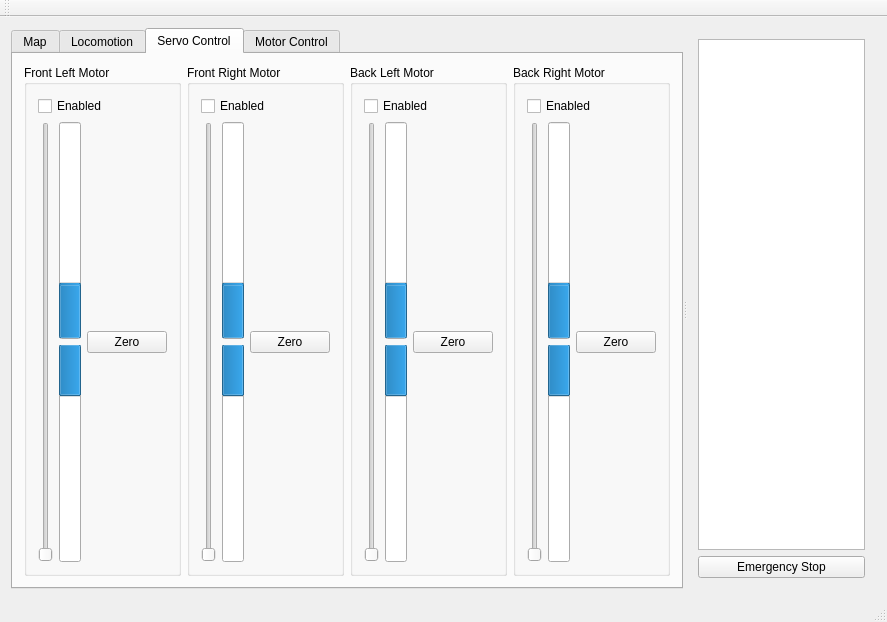
Above: client/mainwindow.ui from CWRUbotix/NASA-RMC-2017 before the change. Below: the same form after it.
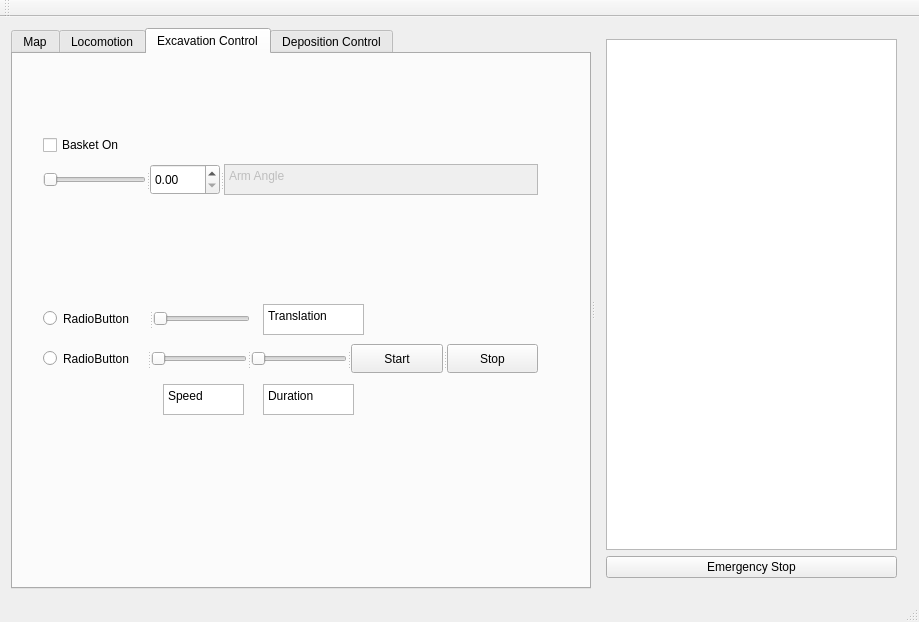
That is the form after the change. The open tabs and pages were chosen to show the change.

Patch:
```diff
--- a/client/mainwindow.ui
+++ b/client/mainwindow.ui
@@ -6,7 +6,7 @@
    <rect>
     <x>0</x>
     <y>0</y>
-    <width>887</width>
+    <width>919</width>
     <height>622</height>
    </rect>
   </property>
@@ -22,7 +22,7 @@
       </property>
       <widget class="QTabWidget" name="tabWidget">
        <property name="currentIndex">
-        <number>1</number>
+        <number>2</number>
        </property>
        <widget class="QWidget" name="tab_Map">
         <attribute name="title">
@@ -335,44 +335,29 @@
                </property>
                <layout class="QHBoxLayout" name="horizontalLayout_15">
                 <item>
-                 <layout class="QVBoxLayout" name="verticalLayout_16">
-                  <item>
-                   <layout class="QHBoxLayout" name="horizontalLayout_14">
-                    <item>
-                     <widget class="QLabel" name="label_7">
-                      <property name="text">
-                       <string>Duration</string>
-                      </property>
-                     </widget>
-                    </item>
-                    <item>
-                     <widget class="QSlider" name="locomotion_DurationSlider">
-                      <property name="orientation">
-                       <enum>Qt::Horizontal</enum>
-                      </property>
-                     </widget>
-                    </item>
-                   </layout>
-                  </item>
-                  <item>
-                   <layout class="QHBoxLayout" name="horizontalLayout_13">
-                    <item>
-                     <widget class="QLabel" name="label_6">
-                      <property name="text">
-                       <string>Speed</string>
-                      </property>
-                     </widget>
-                    </item>
-                    <item>
-                     <widget class="QSlider" name="locomotion_SpeedSlider">
-                      <property name="orientation">
-                       <enum>Qt::Horizontal</enum>
-                      </property>
-                     </widget>
-                    </item>
-                   </layout>
-                  </item>
-                 </layout>
+                 <layout class="QVBoxLayout" name="verticalLayout_16"/>
+                </item>
+                <item>
+                 <widget class="QTabWidget" name="tabWidget_2">
+                  <property name="currentIndex">
+                   <number>2</number>
+                  </property>
+                  <widget class="QWidget" name="Config1">
+                   <attribute name="title">
+                    <string>Config1</string>
+                   </attribute>
+                  </widget>
+                  <widget class="QWidget" name="Config2">
+                   <attribute name="title">
+                    <string>Config2</string>
+                   </attribute>
+                  </widget>
+                  <widget class="QWidget" name="Config3">
+                   <attribute name="title">
+                    <string>Config3</string>
+                   </attribute>
+                  </widget>
+                 </widget>
                 </item>
                 <item>
                  <layout class="QVBoxLayout" name="verticalLayout_3">
@@ -430,402 +415,201 @@
          </item>
         </layout>
        </widget>
-       <widget class="QWidget" name="tab_ServoControl">
+       <widget class="QWidget" name="tab_ExcavationControl">
         <attribute name="title">
-         <string>Servo Control</string>
+         <string>Excavation Control</string>
         </attribute>
-        <layout class="QHBoxLayout" name="horizontalLayout">
-         <item>
-          <widget class="QGroupBox" name="groupBox_5">
-           <property name="title">
-            <string>Front Left Motor</string>
-           </property>
-           <layout class="QVBoxLayout" name="verticalLayout_7">
-            <item>
-             <widget class="QCheckBox" name="servo_FrontLeftEnableCheckBox">
-              <property name="text">
-               <string>Enabled</string>
-              </property>
-             </widget>
-            </item>
-            <item>
-             <layout class="QHBoxLayout" name="horizontalLayout_2">
-              <item>
-               <widget class="QSlider" name="servo_FrontLeftSpeedSlider">
-                <property name="orientation">
-                 <enum>Qt::Vertical</enum>
-                </property>
-               </widget>
-              </item>
-              <item>
-               <layout class="QVBoxLayout" name="verticalLayout_38">
-                <item>
-                 <widget class="QProgressBar" name="servo_FrontLeftForwardSpeedBar">
-                  <property name="value">
-                   <number>24</number>
-                  </property>
-                  <property name="orientation">
-                   <enum>Qt::Vertical</enum>
-                  </property>
-                  <property name="invertedAppearance">
-                   <bool>false</bool>
-                  </property>
-                 </widget>
-                </item>
-                <item>
-                 <widget class="QProgressBar" name="servo_FrontLeftReverseSpeedBar">
-                  <property name="value">
-                   <number>24</number>
-                  </property>
-                  <property name="orientation">
-                   <enum>Qt::Vertical</enum>
-                  </property>
-                  <property name="invertedAppearance">
-                   <bool>true</bool>
-                  </property>
-                 </widget>
-                </item>
-               </layout>
-              </item>
-              <item>
-               <widget class="QPushButton" name="servo_FrontLeftZeroButton">
-                <property name="text">
-                 <string>Zero</string>
-                </property>
-               </widget>
-              </item>
-             </layout>
-            </item>
-           </layout>
-          </widget>
-         </item>
-         <item>
-          <widget class="QGroupBox" name="groupBox_3">
-           <property name="title">
-            <string>Front Right Motor</string>
-           </property>
-           <layout class="QVBoxLayout" name="verticalLayout_14">
-            <item>
-             <widget class="QCheckBox" name="servo_FrontRightEnableCheckBox">
-              <property name="text">
-               <string>Enabled</string>
-              </property>
-             </widget>
-            </item>
-            <item>
-             <layout class="QHBoxLayout" name="horizontalLayout_18">
-              <item>
-               <widget class="QSlider" name="servo_FrontRightSpeedSlider">
-                <property name="orientation">
-                 <enum>Qt::Vertical</enum>
-                </property>
-               </widget>
-              </item>
-              <item>
-               <layout class="QVBoxLayout" name="verticalLayout_39">
-                <item>
-                 <widget class="QProgressBar" name="servo_FrontRightForwardSpeedBar">
-                  <property name="value">
-                   <number>24</number>
-                  </property>
-                  <property name="orientation">
-                   <enum>Qt::Vertical</enum>
-                  </property>
-                 </widget>
-                </item>
-                <item>
-                 <widget class="QProgressBar" name="servo_FrontRightReverseSpeedBar">
-                  <property name="value">
-                   <number>24</number>
-                  </property>
-                  <property name="orientation">
-                   <enum>Qt::Vertical</enum>
-                  </property>
-                  <property name="invertedAppearance">
-                   <bool>true</bool>
-                  </property>
-                 </widget>
-                </item>
-               </layout>
-              </item>
-              <item>
-               <widget class="QPushButton" name="servo_FrontRightZeroButton">
-                <property name="text">
-                 <string>Zero</string>
-                </property>
-               </widget>
-              </item>
-             </layout>
-            </item>
-           </layout>
-          </widget>
-         </item>
-         <item>
-          <widget class="QGroupBox" name="groupBox_4">
-           <property name="title">
-            <string>Back Left Motor</string>
-           </property>
-           <layout class="QVBoxLayout" name="verticalLayout_15">
-            <item>
-             <widget class="QCheckBox" name="servo_BackLeftEnableCheckBox">
-              <property name="text">
-               <string>Enabled</string>
-              </property>
-             </widget>
-            </item>
-            <item>
-             <layout class="QHBoxLayout" name="horizontalLayout_17">
-              <item>
-               <widget class="QSlider" name="servo_BackLeftSpeedSlider">
-                <property name="orientation">
-                 <enum>Qt::Vertical</enum>
-                </property>
-               </widget>
-              </item>
-              <item>
-               <layout class="QVBoxLayout" name="verticalLayout_40">
-                <item>
-                 <widget class="QProgressBar" name="servo_BackLeftForwardSpeedBar">
-                  <property name="value">
-                   <number>24</number>
-                  </property>
-                  <property name="orientation">
-                   <enum>Qt::Vertical</enum>
-                  </property>
-                 </widget>
-                </item>
-                <item>
-                 <widget class="QProgressBar" name="servo_BackLeftReverseSpeedBar">
-                  <property name="value">
-                   <number>24</number>
-                  </property>
-                  <property name="orientation">
-                   <enum>Qt::Vertical</enum>
-                  </property>
-                  <property name="invertedAppearance">
-                   <bool>true</bool>
-                  </property>
-                 </widget>
-                </item>
-               </layout>
-              </item>
-              <item>
-               <widget class="QPushButton" name="servo_BackLeftZeroButton">
-                <property name="text">
-                 <string>Zero</string>
-                </property>
-               </widget>
-              </item>
-             </layout>
-            </item>
-           </layout>
-          </widget>
-         </item>
-         <item>
-          <widget class="QGroupBox" name="groupBox_6">
-           <property name="title">
-            <string>Back Right Motor</string>
-           </property>
-           <layout class="QVBoxLayout" name="verticalLayout_17">
-            <item>
-             <widget class="QCheckBox" name="servo_BackRightEnableCheckBox">
-              <property name="text">
-               <string>Enabled</string>
-              </property>
-             </widget>
-            </item>
-            <item>
-             <layout class="QHBoxLayout" name="horizontalLayout_16">
-              <item>
-               <widget class="QSlider" name="servo_BackRightSpeedSlider">
-                <property name="orientation">
-                 <enum>Qt::Vertical</enum>
-                </property>
-               </widget>
-              </item>
-              <item>
-               <layout class="QVBoxLayout" name="verticalLayout_41">
-                <item>
-                 <widget class="QProgressBar" name="servo_BackRightForwardSpeedBar">
-                  <property name="value">
-                   <number>24</number>
-                  </property>
-                  <property name="orientation">
-                   <enum>Qt::Vertical</enum>
-                  </property>
-                 </widget>
-                </item>
-                <item>
-                 <widget class="QProgressBar" name="servo_BackRightReverseSpeedBar">
-                  <property name="value">
-                   <number>24</number>
-                  </property>
-                  <property name="orientation">
-                   <enum>Qt::Vertical</enum>
-                  </property>
-                  <property name="invertedAppearance">
-                   <bool>true</bool>
-                  </property>
-                 </widget>
-                </item>
-               </layout>
-              </item>
-              <item>
-               <widget class="QPushButton" name="servo_BackRightZeroButton">
-                <property name="text">
-                 <string>Zero</string>
-                </property>
-               </widget>
-              </item>
-             </layout>
-            </item>
-           </layout>
-          </widget>
-         </item>
-        </layout>
+        <widget class="QCheckBox" name="checkBox">
+         <property name="geometry">
+          <rect>
+           <x>30</x>
+           <y>80</y>
+           <width>100</width>
+           <height>22</height>
+          </rect>
+         </property>
+         <property name="text">
+          <string>Basket On</string>
+         </property>
+        </widget>
+        <widget class="QPlainTextEdit" name="plainTextEdit_2">
+         <property name="geometry">
+          <rect>
+           <x>250</x>
+           <y>250</y>
+           <width>101</width>
+           <height>31</height>
+          </rect>
+         </property>
+         <property name="plainText">
+          <string>Translation</string>
+         </property>
+        </widget>
+        <widget class="QPlainTextEdit" name="plainTextEdit_5">
+         <property name="geometry">
+          <rect>
+           <x>150</x>
+           <y>330</y>
+           <width>81</width>
+           <height>31</height>
+          </rect>
+         </property>
+         <property name="plainText">
+          <string>Speed</string>
+         </property>
+        </widget>
+        <widget class="QPlainTextEdit" name="plainTextEdit_6">
+         <property name="geometry">
+          <rect>
+           <x>250</x>
+           <y>330</y>
+           <width>91</width>
+           <height>31</height>
+          </rect>
+         </property>
+         <property name="plainText">
+          <string>Duration</string>
+         </property>
+        </widget>
+        <widget class="QSplitter" name="splitter_3">
+         <property name="geometry">
+          <rect>
+           <x>30</x>
+           <y>110</y>
+           <width>495</width>
+           <height>31</height>
+          </rect>
+         </property>
+         <property name="orientation">
+          <enum>Qt::Horizontal</enum>
+         </property>
+         <widget class="QSlider" name="horizontalSlider">
+          <property name="orientation">
+           <enum>Qt::Horizontal</enum>
+          </property>
+         </widget>
+         <widget class="QDoubleSpinBox" name="doubleSpinBox">
+          <property name="maximum">
+           <double>90.000000000000000</double>
+          </property>
+         </widget>
+         <widget class="QPlainTextEdit" name="plainTextEdit">
+          <property name="enabled">
+           <bool>false</bool>
+          </property>
+          <property name="plainText">
+           <string>Arm Angle</string>
+          </property>
+          <property name="backgroundVisible">
+           <bool>true</bool>
+          </property>
+         </widget>
+        </widget>
+        <widget class="QSplitter" name="splitter_4">
+         <property name="geometry">
+          <rect>
+           <x>30</x>
+           <y>250</y>
+           <width>207</width>
+           <height>29</height>
+          </rect>
+         </property>
+         <property name="orientation">
+          <enum>Qt::Horizontal</enum>
+         </property>
+         <widget class="QRadioButton" name="radioButton">
+          <property name="text">
+           <string>RadioButton</string>
+          </property>
+         </widget>
+         <widget class="QSlider" name="horizontalSlider_2">
+          <property name="orientation">
+           <enum>Qt::Horizontal</enum>
+          </property>
+         </widget>
+        </widget>
+        <widget class="QSplitter" name="splitter_2">
+         <property name="geometry">
+          <rect>
+           <x>30</x>
+           <y>290</y>
+           <width>495</width>
+           <height>29</height>
+          </rect>
+         </property>
+         <property name="orientation">
+          <enum>Qt::Horizontal</enum>
+         </property>
+         <widget class="QRadioButton" name="radioButton_2">
+          <property name="text">
+           <string>RadioButton</string>
+          </property>
+         </widget>
+         <widget class="QSlider" name="horizontalSlider_3">
+          <property name="orientation">
+           <enum>Qt::Horizontal</enum>
+          </property>
+         </widget>
+         <widget class="QSlider" name="horizontalSlider_4">
+          <property name="orientation">
+           <enum>Qt::Horizontal</enum>
+          </property>
+         </widget>
+         <widget class="QPushButton" name="pushButton">
+          <property name="text">
+           <string>Start</string>
+          </property>
+         </widget>
+         <widget class="QPushButton" name="pushButton_2">
+          <property name="text">
+           <string>Stop</string>
+          </property>
+         </widget>
+        </widget>
        </widget>
-       <widget class="QWidget" name="tab_MotorDrive">
+       <widget class="QWidget" name="tab">
         <attribute name="title">
-         <string>Motor Control</string>
+         <string>Deposition Control</string>
         </attribute>
-        <layout class="QHBoxLayout" name="horizontalLayout_39">
-         <item>
-          <widget class="QGroupBox" name="groupBox_15">
-           <property name="title">
-            <string>Front Left Motor</string>
-           </property>
-           <layout class="QVBoxLayout" name="verticalLayout_36">
-            <item>
-             <widget class="QCheckBox" name="motor_FrontLeftEnableCheckBox">
-              <property name="text">
-               <string>Enabled</string>
-              </property>
-             </widget>
-            </item>
-            <item>
-             <layout class="QHBoxLayout" name="horizontalLayout_37">
-              <item>
-               <widget class="QSlider" name="motor_FrontLeftDriveSlider">
-                <property name="orientation">
-                 <enum>Qt::Vertical</enum>
-                </property>
-               </widget>
-              </item>
-              <item>
-               <widget class="QPushButton" name="motor_FrontLeftZeroButton">
-                <property name="text">
-                 <string>Zero</string>
-                </property>
-               </widget>
-              </item>
-             </layout>
-            </item>
-           </layout>
-          </widget>
-         </item>
-         <item>
-          <widget class="QGroupBox" name="groupBox_16">
-           <property name="title">
-            <string>Front Right Motor</string>
-           </property>
-           <layout class="QVBoxLayout" name="verticalLayout_37">
-            <item>
-             <widget class="QCheckBox" name="motor_FrontRightEnableCheckBox">
-              <property name="text">
-               <string>Enabled</string>
-              </property>
-             </widget>
-            </item>
-            <item>
-             <layout class="QHBoxLayout" name="horizontalLayout_38">
-              <item>
-               <widget class="QSlider" name="motor_FrontRightDriveSlider">
-                <property name="orientation">
-                 <enum>Qt::Vertical</enum>
-                </property>
-               </widget>
-              </item>
-              <item>
-               <widget class="QPushButton" name="motor_FrontRightZeroButton">
-                <property name="text">
-                 <string>Zero</string>
-                </property>
-               </widget>
-              </item>
-             </layout>
-            </item>
-           </layout>
-          </widget>
-         </item>
-         <item>
-          <widget class="QGroupBox" name="groupBox_14">
-           <property name="title">
-            <string>Back Left Motor</string>
-           </property>
-           <layout class="QVBoxLayout" name="verticalLayout_35">
-            <item>
-             <widget class="QCheckBox" name="motor_BackLeftEnableCheckBox">
-              <property name="text">
-               <string>Enabled</string>
-              </property>
-             </widget>
-            </item>
-            <item>
-             <layout class="QHBoxLayout" name="horizontalLayout_36">
-              <item>
-               <widget class="QSlider" name="motor_BackLeftDriveSlider">
-                <property name="orientation">
-                 <enum>Qt::Vertical</enum>
-                </property>
-               </widget>
-              </item>
-              <item>
-               <widget class="QPushButton" name="motor_BackLeftZeroButton">
-                <property name="text">
-                 <string>Zero</string>
-                </property>
-               </widget>
-              </item>
-             </layout>
-            </item>
-           </layout>
-          </widget>
-         </item>
-         <item>
-          <widget class="QGroupBox" name="groupBox_13">
-           <property name="title">
-            <string>Back Right Motor</string>
-           </property>
-           <layout class="QVBoxLayout" name="verticalLayout_34">
-            <item>
-             <widget class="QCheckBox" name="motor_BackRightEnableCheckBox">
-              <property name="text">
-               <string>Enabled</string>
-              </property>
-             </widget>
-            </item>
-            <item>
-             <layout class="QHBoxLayout" name="horizontalLayout_35">
-              <item>
-               <widget class="QSlider" name="motor_BackRightDriveSlider">
-                <property name="orientation">
-                 <enum>Qt::Vertical</enum>
-                </property>
-               </widget>
-              </item>
-              <item>
-               <widget class="QPushButton" name="motor_BackRightZeroButton">
-                <property name="text">
-                 <string>Zero</string>
-                </property>
-               </widget>
-              </item>
-             </layout>
-            </item>
-           </layout>
-          </widget>
-         </item>
-        </layout>
+        <widget class="QSlider" name="horizontalSlider_9">
+         <property name="geometry">
+          <rect>
+           <x>50</x>
+           <y>60</y>
+           <width>160</width>
+           <height>29</height>
+          </rect>
+         </property>
+         <property name="orientation">
+          <enum>Qt::Horizontal</enum>
+         </property>
+        </widget>
+        <widget class="QPlainTextEdit" name="plainTextEdit_7">
+         <property name="geometry">
+          <rect>
+           <x>230</x>
+           <y>60</y>
+           <width>141</width>
+           <height>31</height>
+          </rect>
+         </property>
+         <property name="plainText">
+          <string>Dump Angel</string>
+         </property>
+        </widget>
+        <widget class="QCheckBox" name="checkBox_3">
+         <property name="geometry">
+          <rect>
+           <x>50</x>
+           <y>120</y>
+           <width>100</width>
+           <height>22</height>
+          </rect>
+         </property>
+         <property name="text">
+          <string>Conveyor</string>
+         </property>
+        </widget>
        </widget>
       </widget>
       <widget class="QWidget" name="verticalLayoutWidget">
@@ -851,8 +635,8 @@
     <rect>
      <x>0</x>
      <y>0</y>
-     <width>887</width>
-     <height>21</height>
+     <width>919</width>
+     <height>25</height>
     </rect>
    </property>
   </widget>
```
